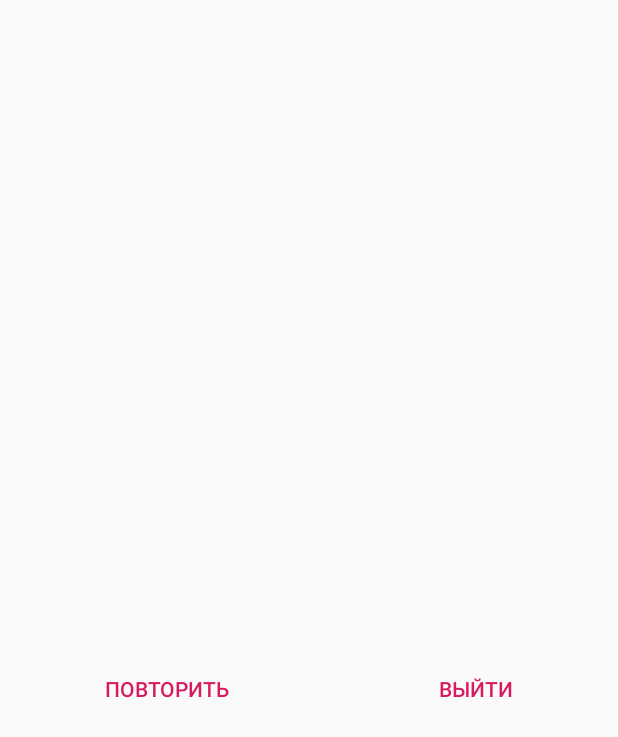
After one commit to cscenter/Y02_Project_finger-paint, an Android app: the layout fragment_result.xml on its own in the app's theme, with its tools: preview values and no code run, on a phone screen of 412 x 824 dp. The commit adds this screen. Shown: the top 737 px of the screen. Run offline under Robolectric (Android 15) with nearby library versions, the light colour scheme and no system bars.

Commit message:
Add game result screen

```diff
--- a/finger-paint/app/src/main/java/ru/cscenter/fingerpaint/ui/games/ChooseGame.kt
+++ b/finger-paint/app/src/main/java/ru/cscenter/fingerpaint/ui/games/ChooseGame.kt
@@ -53,7 +53,7 @@ class ChooseGame(
             } else {
                 attempts++
                 // TODO vibrate here
-                Snackbar.make(root, "Wrong. Try again.", Snackbar.LENGTH_LONG).show()
+                Snackbar.make(root, getString(R.string.fail_message), Snackbar.LENGTH_SHORT).show()
             }
         }
         return root
--- /dev/null
+++ b/finger-paint/app/src/main/res/layout/fragment_result.xml
@@ -0,0 +1,37 @@
+<?xml version="1.0" encoding="utf-8"?>
+<LinearLayout xmlns:android="http://schemas.android.com/apk/res/android"
+    android:layout_width="match_parent"
+    android:layout_height="match_parent"
+    android:gravity="center_vertical"
+    android:orientation="vertical">
+
+    <TextView
+        android:id="@+id/result_message"
+        style="@style/HugeTextStyle"
+        android:layout_width="match_parent"
+        android:layout_height="wrap_content"
+        android:gravity="center" />
+
+    <LinearLayout
+        android:layout_width="match_parent"
+        android:layout_height="wrap_content"
+        android:orientation="horizontal"
+        android:paddingTop="40dp">
+
+        <Button
+            android:id="@+id/repeat_button"
+            style="?android:buttonBarButtonStyle"
+            android:layout_width="wrap_content"
+            android:layout_height="wrap_content"
+            android:layout_weight="1"
+            android:text="@string/repeat" />
+
+        <Button
+            android:id="@+id/exit_button"
+            style="?android:buttonBarButtonStyle"
+            android:layout_width="wrap_content"
+            android:layout_height="wrap_content"
+            android:layout_weight="1"
+            android:text="@string/exit" />
+    </LinearLayout>
+</LinearLayout>
--- a/finger-paint/app/src/main/res/values/strings.xml
+++ b/finger-paint/app/src/main/res/values/strings.xml
@@ -23,4 +23,8 @@
     <string name="second_choose">Second Choose</string>
     <string name="empty_name_warning">Name should not be empty.</string>
     <string name="user_exists_warning">Such user already exists.</string>
+    <string name="repeat">Повторить</string>
+    <string name="exit">Выйти</string>
+    <string name="success_message">Молодец!</string>
+    <string name="fail_message">Попробуй еще раз</string>
 </resources>
```
Also changed, not shown: finger-paint/app/src/main/java/ru/cscenter/fingerpaint/ui/games/GameActivity.kt (+27 -18 lines), finger-paint/app/src/main/java/ru/cscenter/fingerpaint/ui/games/ResultFragment.kt (added, +36 -0 lines).
